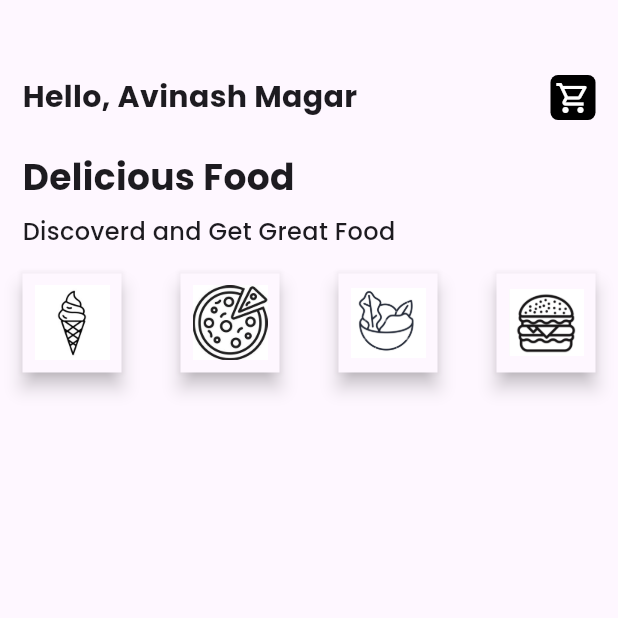
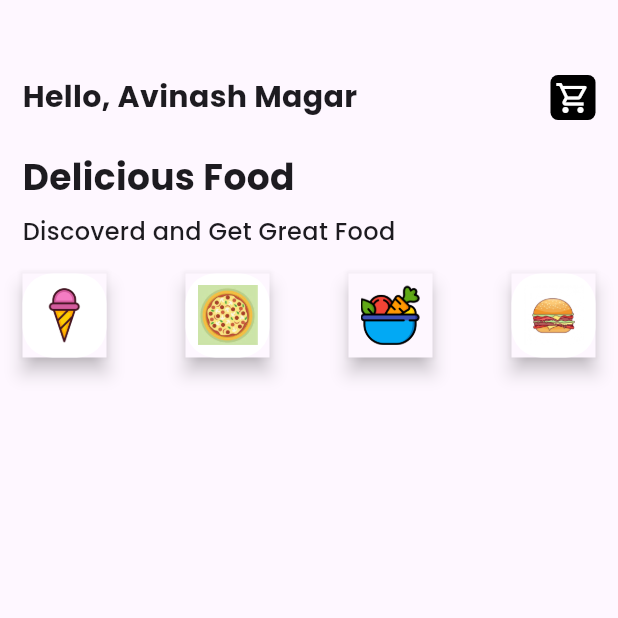
Before and after one commit to Avinash174/khana-khazana, a Flutter app: the screen it shows after launch, on a phone screen of 412 x 824 dp, the top half of it. Run offline on Flutter 3.47's test engine with Material 3 defaults, Android fonts, the phone set to English and light mode, and no system bars; our stand-ins replace google_fonts.

Commit message:
new changes done

```diff
--- a/lib/pages/home_page.dart
+++ b/lib/pages/home_page.dart
@@ -9,6 +9,7 @@ class HomePage extends StatefulWidget {
 }
 
 class _HomePageState extends State<HomePage> {
+  bool pizza = false, icecream = false, salad = false, burger = false;
   @override
   Widget build(BuildContext context) {
     final height = MediaQuery.sizeOf(context).height * 1;
@@ -73,39 +74,69 @@ class _HomePageState extends State<HomePage> {
             Row(
               mainAxisAlignment: MainAxisAlignment.spaceBetween,
               children: [
-                Material(
+                GestureDetector(
+                  onTap: () {
+                    icecream = true;
+                    pizza = false;
+                    salad = false;
+                    burger = false;
+                    setState(() {});
+                  },
+                  child: Material(
                     elevation: 5,
                     child: Container(
                       padding: const EdgeInsets.all(8),
-                    decoration: const BoxDecoration(
-                      borderRadius: BorderRadius.all(
+                      decoration: BoxDecoration(
+                        color: icecream ? Colors.pink : Colors.white,
+                        borderRadius: const BorderRadius.all(
                           Radius.circular(20),
                         ),
                       ),
                       child: Image.asset(
-                      'assets/icons/icon_ice_cream.jpeg',
-                      height: 50,
-                      width: 50,
+                        'assets/icons/icon_icecream.png',
+                        fit: BoxFit.cover,
+                        height: 40,
+                        width: 40,
                       ),
                     ),
                   ),
-                Material(
+                ),
+                GestureDetector(
+                  onTap: () {
+                    icecream = false;
+                    pizza = true;
+                    salad = false;
+                    burger = false;
+                    setState(() {});
+                  },
+                  child: Material(
                     elevation: 5,
                     child: Container(
                       padding: const EdgeInsets.all(8),
-                    decoration: const BoxDecoration(
-                      borderRadius: BorderRadius.all(
+                      decoration: BoxDecoration(
+                        color: icecream ? Colors.green : Colors.white,
+                        borderRadius: const BorderRadius.all(
                           Radius.circular(20),
                         ),
                       ),
                       child: Image.asset(
                         'assets/icons/icon_pizza.jpeg',
-                      height: 50,
-                      width: 50,
+                        height: 40,
+                        width: 40,
+                        fit: BoxFit.cover,
                       ),
                     ),
                   ),
-                Material(
+                ),
+                GestureDetector(
+                  onTap: () {
+                    icecream = false;
+                    pizza = false;
+                    salad = true;
+                    burger = false;
+                    setState(() {});
+                  },
+                  child: Material(
                     elevation: 5,
                     child: Container(
                       padding: const EdgeInsets.all(8),
@@ -116,24 +147,37 @@ class _HomePageState extends State<HomePage> {
                       ),
                       child: Image.asset(
                         'assets/icons/icon_salad.png',
-                      height: 50,
-                      width: 50,
+                        fit: BoxFit.cover,
+                        height: 40,
+                        width: 40,
                       ),
                     ),
                   ),
-                Material(
+                ),
+                GestureDetector(
+                  onTap: () {
+                    icecream = false;
+                    pizza = false;
+                    salad = false;
+                    burger = true;
+                    setState(() {});
+                  },
+                  child: Material(
                     elevation: 5,
                     child: Container(
                       padding: const EdgeInsets.all(8),
-                    decoration: const BoxDecoration(
-                      borderRadius: BorderRadius.all(
+                      decoration: BoxDecoration(
+                        color: icecream ? Colors.red : Colors.white,
+                        borderRadius: const BorderRadius.all(
                           Radius.circular(20),
                         ),
                       ),
                       child: Image.asset(
                         'assets/icons/icon_burger.png',
-                      height: 50,
-                      width: 50,
+                        height: 40,
+                        width: 40,
+                        fit: BoxFit.cover,
+                      ),
                     ),
                   ),
                 ),
```
Also changed, not shown: assets/icons/icon_burger.png, assets/icons/icon_ice_cream.jpeg (deleted), assets/icons/icon_icecream.png (added), assets/icons/icon_pizza.jpeg, assets/icons/icon_salad.png. Lines whose indentation alone changed are shown as unchanged.
